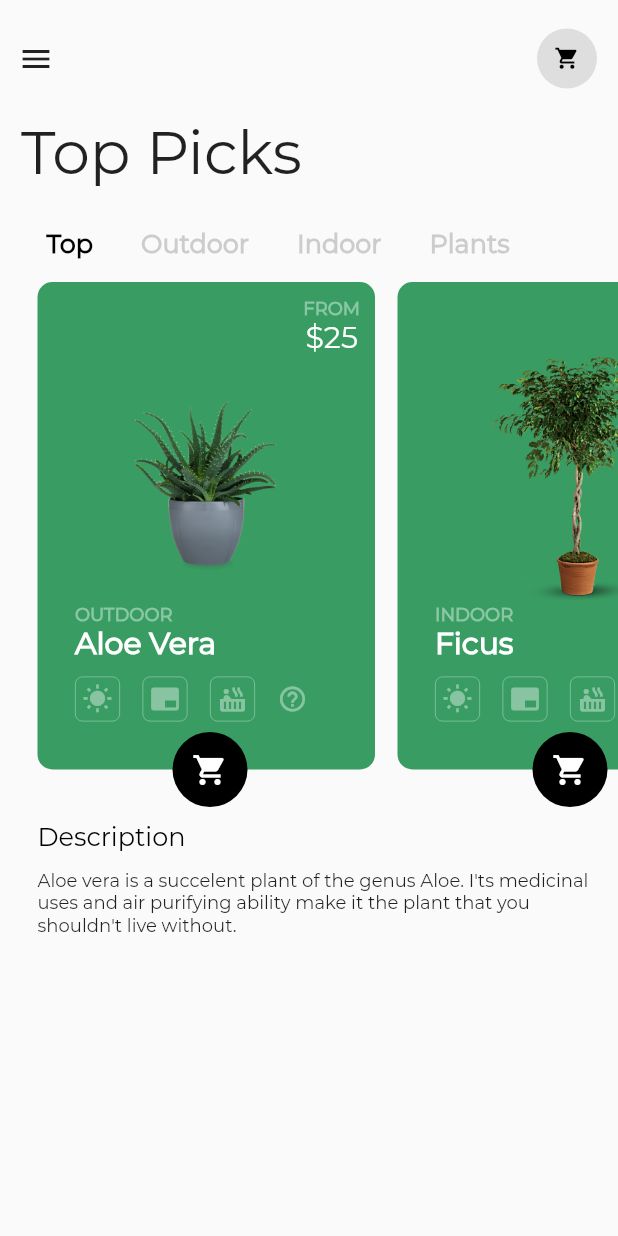
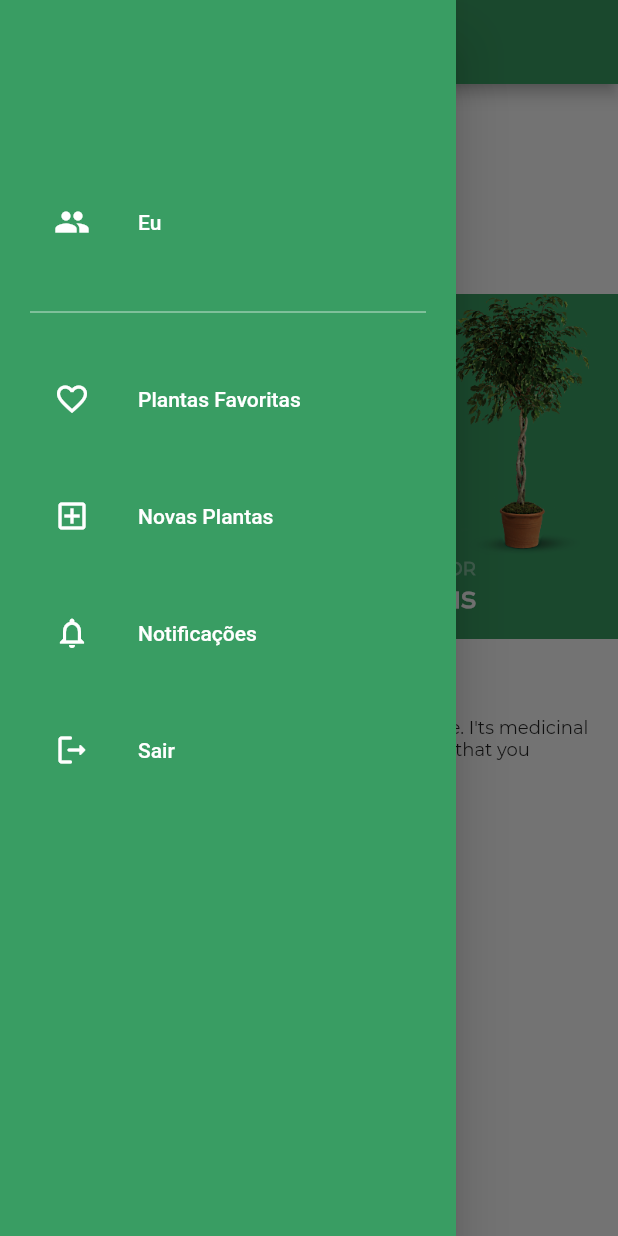
Before and after one commit to vitorsorato/garden_flutter, a Flutter app: the screen it shows once a user with an empty profile is signed in, with the side drawer open (before the commit the screen has no drawer), on a phone screen of 412 x 824 dp. Run offline on Flutter 3.47's test engine with Material 2 defaults, Android fonts, the phone set to English and light mode, and no system bars; our stand-ins replace firebase_auth, firebase_core; accounts and stored records are empty; project files that could hold a hidden picture were left out.

Commit message:
merged vitor-robson

```diff
--- a/lib/home.dart
+++ b/lib/home.dart
@@ -1,8 +1,10 @@
 import 'package:flutter/material.dart';
-import 'package:garden/authentication.dart';
 import 'package:garden/plantlist.dart';
-import 'package:garden/services.dart';
-import 'package:provider/provider.dart';
+
+import 'lembretes.dart';
+import 'navigationdrawerwidget.dart';
+
+const primaryColor = Color(0xFF399D63);
 
 class Garden extends StatelessWidget {
   const Garden({Key? key}) : super(key: key);
@@ -35,8 +37,12 @@ class _MyHomePageState extends State<MyHomePage>
 
   @override
   Widget build(BuildContext context) {
-    final loginProvider = Provider.of<AuthServices>(context);
     return Scaffold(
+        drawer: NavigationDrawerWidget(),
+        appBar: AppBar(
+          backgroundColor: primaryColor,
+          title: const Text('ABP Soluções Mobile'),
+        ),
         body: ListView(
           children: <Widget>[
             const SizedBox(height: 15.0),
@@ -45,25 +51,13 @@ class _MyHomePageState extends State<MyHomePage>
               padding: const EdgeInsets.only(right: 10.0),
               child: Row(
                 mainAxisAlignment: MainAxisAlignment.spaceBetween,
-            children: <Widget>[
-              IconButton(
-                icon: const Icon(Icons.menu),
-                onPressed: () {},
-              ),
-              FloatingActionButton(
-                  onPressed: () async => await loginProvider.logout(),
-                  backgroundColor: Colors.grey.withOpacity(0.3),
-                  mini: true,
-                  elevation: 0.0,
-                  child: const Icon(Icons.shopping_cart,
-                      color: Colors.black, size: 17.0)),
-            ],
+                children: const <Widget>[],
               ),
             ),
             const Padding(
               padding: EdgeInsets.all(14.0),
               child: Text(
-            'Top Picks',
+                'Garden',
                 style: TextStyle(
                     fontFamily: 'Montserrat',
                     fontSize: 40.0,
@@ -81,7 +75,7 @@ class _MyHomePageState extends State<MyHomePage>
                 tabs: const <Widget>[
                   Tab(
                     child: Text(
-                  'Top',
+                      'Plantas',
                       style: TextStyle(
                           fontSize: 17.0,
                           fontFamily: 'Montserrat',
@@ -90,7 +84,7 @@ class _MyHomePageState extends State<MyHomePage>
                   ),
                   Tab(
                     child: Text(
-                  'Outdoor',
+                      'Lembretes',
                       style: TextStyle(
                           fontSize: 17.0,
                           fontFamily: 'Montserrat',
@@ -99,7 +93,7 @@ class _MyHomePageState extends State<MyHomePage>
                   ),
                   Tab(
                     child: Text(
-                  'Indoor',
+                      '',
                       style: TextStyle(
                           fontSize: 17.0,
                           fontFamily: 'Montserrat',
@@ -108,7 +102,7 @@ class _MyHomePageState extends State<MyHomePage>
                   ),
                   Tab(
                     child: Text(
-                  'Plants',
+                      '',
                       style: TextStyle(
                           fontSize: 17.0,
                           fontFamily: 'Montserrat',
@@ -126,7 +120,7 @@ class _MyHomePageState extends State<MyHomePage>
                 // ignore: prefer_const_literals_to_create_immutables
                 children: <Widget>[
                   const PlantList(),
-              const PlantList(),
+                  Lembretes(),
                   const PlantList(),
                   const PlantList()
                 ],
--- a/lib/main.dart
+++ b/lib/main.dart
@@ -17,7 +17,10 @@ class MyApp extends StatelessWidget {
       future: _init,
       builder: (context, snapshot) {
         if (snapshot.hasError) {
-          return const ErrorWidget();
+          print("Email: ${snapshot.error}");
+          return const MaterialApp(
+            home: ErrorWidget(),
+          );
         } else if (snapshot.hasData) {
           return MultiProvider(
             providers: [
--- /dev/null
+++ b/lib/navigationdrawerwidget.dart
@@ -0,0 +1,109 @@
+import 'package:flutter/material.dart';
+import 'package:garden/pages/favourites_plants_page.dart';
+import 'package:garden/pages/people_page.dart';
+import 'package:garden/pages/new_plants_page.dart';
+import 'package:garden/pages/notifications_page.dart';
+import 'package:garden/services.dart';
+import 'package:provider/provider.dart';
+
+const primaryColor = Color(0xFF399D63);
+
+class NavigationDrawerWidget extends StatelessWidget {
+  final padding = const EdgeInsets.symmetric(horizontal: 20);
+
+  const NavigationDrawerWidget({Key? key}) : super(key: key);
+  @override
+  Widget build(BuildContext context) {
+    final loginProvider = Provider.of<AuthServices>(context);
+    return Drawer(
+      child: Material(
+        color: const Color(0xFF399D63),
+        child: ListView(
+          padding: padding,
+          children: <Widget>[
+            const SizedBox(height: 120),
+            menuItem(
+              text: 'Eu',
+              icon: Icons.people,
+              onClicked: () => selectedItem(context, 0),
+            ),
+            const SizedBox(height: 24),
+            Divider(color: Colors.white70),
+            const SizedBox(height: 22),
+            menuItem(
+              text: 'Plantas Favoritas',
+              icon: Icons.favorite_border,
+              onClicked: () => selectedItem(context, 1),
+            ),
+            const SizedBox(height: 22),
+            menuItem(
+              text: 'Novas Plantas',
+              icon: Icons.add_box_outlined,
+              onClicked: () => selectedItem(context, 2),
+            ),
+            const SizedBox(height: 22),
+            menuItem(
+              text: 'Notificações',
+              icon: Icons.notifications_outlined,
+              onClicked: () => selectedItem(context, 3),
+            ),
+            const SizedBox(height: 22),
+            menuItem(
+              text: 'Sair',
+              icon: Icons.logout_rounded,
+              onClicked: () async => await loginProvider.logout(),
+            ),
+          ],
+        ),
+      ),
+    );
+  }
+}
+
+Widget menuItem({
+  required String text,
+  required IconData icon,
+  VoidCallback? onClicked,
+}) {
+  final color = Colors.white;
+  final hoverColor = Colors.white70;
+
+  return ListTile(
+    leading: Icon(icon, color: color),
+    title: Text(text, style: TextStyle(color: color)),
+    hoverColor: hoverColor,
+    onTap: onClicked,
+  );
+}
+
+void selectedItem(BuildContext context, int index) {
+  Navigator.of(context).pop();
+
+  switch (index) {
+    case 0:
+      Navigator.of(context).push(MaterialPageRoute(
+        builder: (context) => PeoplePage(),
+      ));
+      break;
+    case 1:
+      Navigator.of(context).push(MaterialPageRoute(
+        builder: (context) => PlantsFavouritesPage(),
+      ));
+      break;
+    case 2:
+      Navigator.of(context).push(MaterialPageRoute(
+        builder: (context) => NewPlantsPage(),
+      ));
+      break;
+    case 3:
+      Navigator.of(context).push(MaterialPageRoute(
+        builder: (context) => NotificationsPage(),
+      ));
+      break;
+    //   case 4:
+    // Navigator.of(context).push(MaterialPageRoute(
+    //   // builder: (context) => Logout(),
+    // ));
+    // break;
+  }
+}
--- a/lib/plantlist.dart
+++ b/lib/plantlist.dart
@@ -44,23 +44,23 @@ class _PlantListState extends State<PlantList> {
     return ListView(
       children: <Widget>[
         SizedBox(
-          height: 350.0,
+          height: 230.0,
           child: ListView(
             padding: const EdgeInsets.only(left: 25.0),
             controller: _scrollController,
             scrollDirection: Axis.horizontal,
             children: <Widget>[
-              getPlantCard('assets/aloevera.png', '25', 'OUTDOOR', 'Aloe Vera'),
+              getPlantCard('assets/aloevera.png', 'OUTDOOR', 'Aloe Vera'),
               const SizedBox(width: 15.0),
-              getPlantCard('assets/ficus.png', '25', 'INDOOR', 'Ficus'),
+              getPlantCard('assets/ficus.png', 'INDOOR', 'Ficus'),
               const SizedBox(width: 15.0),
-              getPlantCard('assets/flowerplant.png', '25', 'INDOOR', 'Flower'),
+              getPlantCard('assets/flowerplant.png', 'INDOOR', 'Flower'),
               const SizedBox(width: 15.0),
             ],
           ),
         ),
         const Padding(
-          padding: EdgeInsets.only(left: 25.0, top: 10.0),
+          padding: EdgeInsets.only(left: 25.0, top: 20.0),
           child: Text(
             'Description',
             style: TextStyle(
@@ -84,13 +84,17 @@ class _PlantListState extends State<PlantList> {
     );
   }
 
-  getPlantCard(
-      String imgPath, String price, String plantType, String plantName) {
-    return Stack(
+  getPlantCard(String imgPath, String plantType, String plantName) {
+    return GestureDetector(
+      onTap: () {
+        Navigator.of(context)
+            .push(MaterialPageRoute(builder: (context) => PlantDetail()));
+      },
+      child: Stack(
         children: <Widget>[
           SizedBox(
-          height: 325.0,
-          width: 225.0,
+            height: 230.0,
+            width: 200.0,
             child: Container(
               decoration: BoxDecoration(
                   borderRadius: BorderRadius.circular(10.0),
@@ -99,36 +103,9 @@ class _PlantListState extends State<PlantList> {
               width: 225.0,
               child: Column(
                 children: <Widget>[
-                Row(
-                  mainAxisAlignment: MainAxisAlignment.end,
-                  children: <Widget>[
-                    Column(
-                      children: <Widget>[
-                        const SizedBox(height: 10.0),
-                        const Text(
-                          'FROM',
-                          style: TextStyle(
-                              fontFamily: 'Montserrat',
-                              fontSize: 12.0,
-                              fontWeight: FontWeight.w600,
-                              color: Color(0xFF8AC7A4)),
-                        ),
-                        Text(
-                          '\$' + price,
-                          style: const TextStyle(
-                              fontFamily: 'Montserrat',
-                              fontSize: 20.0,
-                              fontWeight: FontWeight.w400,
-                              color: Colors.white),
-                        )
-                      ],
-                    ),
-                    const SizedBox(width: 10.0)
-                  ],
-                ),
                   Image(
                     image: AssetImage(imgPath),
-                  height: 165.0,
+                    height: 175.0,
                   ),
                   Row(
                     children: <Widget>[
@@ -156,68 +133,6 @@ class _PlantListState extends State<PlantList> {
                       ),
                     ],
                   ),
-                const SizedBox(height: 10.0),
-                Row(
-                  children: <Widget>[
-                    const SizedBox(width: 25.0),
-                    Container(
-                      height: 30.0,
-                      width: 30.0,
-                      decoration: BoxDecoration(
-                          border: Border.all(
-                              color: const Color(0xFF8AC7A4),
-                              style: BorderStyle.solid,
-                              width: 0.5),
-                          borderRadius: BorderRadius.circular(5.0),
-                          color: const Color(0xFF399D63)),
-                      child: Icon(Icons.wb_sunny,
-                          color: Colors.white.withOpacity(0.4), size: 20.0),
-                    ),
-                    const SizedBox(width: 15.0),
-                    Container(
-                      height: 30.0,
-                      width: 30.0,
-                      decoration: BoxDecoration(
-                          border: Border.all(
-                              color: const Color(0xFF8AC7A4),
-                              style: BorderStyle.solid,
-                              width: 0.5),
-                          borderRadius: BorderRadius.circular(5.0),
-                          color: const Color(0xFF399D63)),
-                      child: Icon(Icons.branding_watermark,
-                          color: Colors.white.withOpacity(0.4), size: 20.0),
-                    ),
-                    const SizedBox(width: 15.0),
-                    Container(
-                      height: 30.0,
-                      width: 30.0,
-                      decoration: BoxDecoration(
-                          border: Border.all(
-                              color: const Color(0xFF8AC7A4),
-                              style: BorderStyle.solid,
-                              width: 0.5),
-                          borderRadius: BorderRadius.circular(5.0),
-                          color: const Color(0xFF399D63)),
-                      child: Icon(Icons.hot_tub,
-                          color: Colors.white.withOpacity(0.4), size: 20.0),
-                    ),
-                    const SizedBox(width: 10.0),
-                    InkWell(
-                      onTap: () {
-                        Navigator.of(context).push(MaterialPageRoute(
-                            builder: (context) => PlantDetail()));
-                      },
-                      child: Container(
-                        height: 30.0,
-                        width: 30.0,
-                        decoration:
-                            const BoxDecoration(color: Color(0xFF399D63)),
-                        child: Icon(Icons.help_outline,
-                            color: Colors.white.withOpacity(0.4), size: 20.0),
-                      ),
-                    )
-                  ],
-                )
                 ],
               ),
             ),
@@ -227,13 +142,10 @@ class _PlantListState extends State<PlantList> {
             child: Container(
               height: 50.0,
               width: 50.0,
-            decoration: BoxDecoration(
-                borderRadius: BorderRadius.circular(25.0), color: Colors.black),
-            child: const Center(
-                child: Icon(Icons.shopping_cart, color: Colors.white)),
             ),
           )
         ],
+      ),
     );
   }
 }
```
Also changed, not shown: lib/lembretes.dart (added, +41 -0 lines), lib/pages/favourites_plants_page.dart (added, +12 -0 lines), lib/pages/new_plants_page.dart (added, +12 -0 lines), lib/pages/notifications_page.dart (added, +12 -0 lines), lib/pages/people_page.dart (added, +12 -0 lines). Lines whose indentation alone changed are shown as unchanged.
